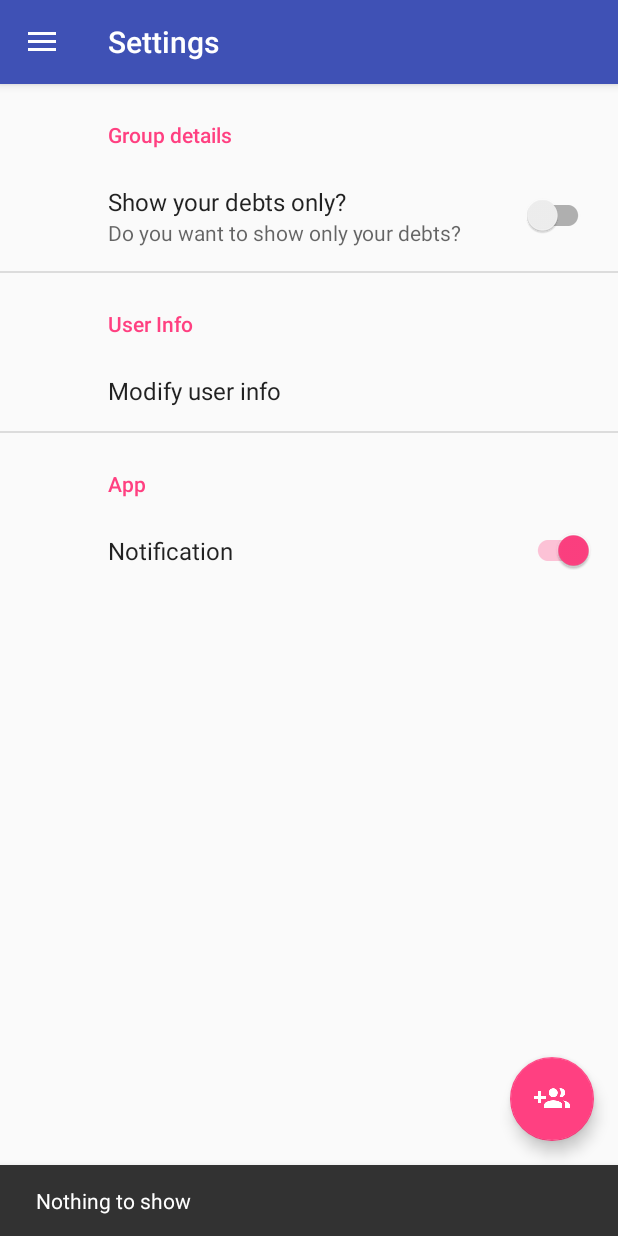
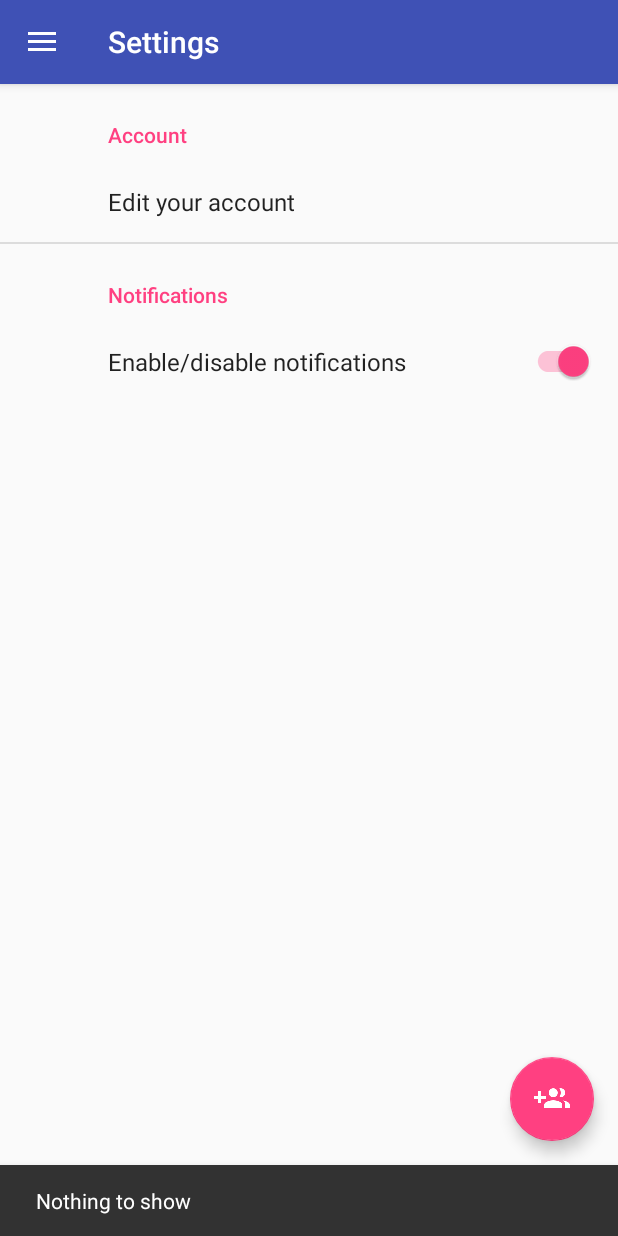
Before and after one commit to fedefalco92/Unibs-MobileProgramming, an Android app: the fragment SettingsFragment placed in its activity, on a phone screen of 412 x 824 dp. Run offline under Robolectric (Android 15) with nearby library versions, the light colour scheme and no system bars; our stand-ins replace Volley, androidx.preference; libraries missing offline, so code that uses them is left out: android.support.v7, com.google.firebase.iid; pictures from the network do not load.

Commit message:
modificate preferences

```diff
--- a/AppWOW/app/src/main/res/values/strings.xml
+++ b/AppWOW/app/src/main/res/values/strings.xml
@@ -297,6 +297,10 @@
     <string name="last_visited_places">Last visited places</string>
     <string name="spent_msg">You have spent</string>
     <string name="group_info_user_not_present">User does not exist anymore</string>
+    <string name="preferences_category_account">Account</string>
+    <string name="preferences_option_account">Edit your account</string>
+    <string name="preferences_category_notifications">Notifications</string>
+    <string name="preferences_option_notifications">Enable/disable notifications</string>
     <string name="hide_show_other_debts_hint">Hide/show other debts</string>
 
 </resources>
--- a/AppWOW/app/src/main/res/xml/preferences.xml
+++ b/AppWOW/app/src/main/res/xml/preferences.xml
@@ -1,8 +1,9 @@
 <?xml version="1.0" encoding="utf-8"?>
 <PreferenceScreen
     xmlns:android="http://schemas.android.com/apk/res/android"
-    xmlns:app="http://schemas.android.com/apk/res-auto">
-    <PreferenceCategory
+    xmlns:app="http://schemas.android.com/apk/res-auto"
+    android:background="@color/white">
+    <!--<PreferenceCategory
         android:title="Group details">
 
         <SwitchPreferenceCompat
@@ -10,12 +11,12 @@
             android:summary="Do you want to show only your debts?"
             android:title="Show your debts only?"/>
 
-    </PreferenceCategory>
+    </PreferenceCategory>-->
 
     <PreferenceCategory
-        android:title="User Info">
+        android:title="@string/preferences_category_account">
         <Preference
-            android:title="Modify user info">
+            android:title="@string/preferences_option_account">
             <intent android:targetPackage="it.unibs.appwow"
                 android:targetClass="it.unibs.appwow.EditUserActivity">
             </intent>
@@ -24,11 +25,11 @@
     </PreferenceCategory>
 
     <PreferenceCategory
-        android:title="App">
+        android:title="@string/preferences_category_notifications">
 
         <SwitchPreferenceCompat
             android:key="pref_key_notification"
-            android:title="Notification"
+            android:title="@string/preferences_option_notifications"
             android:defaultValue="true"/>
 
     </PreferenceCategory>
```
Also changed, not shown: 1 other file.
